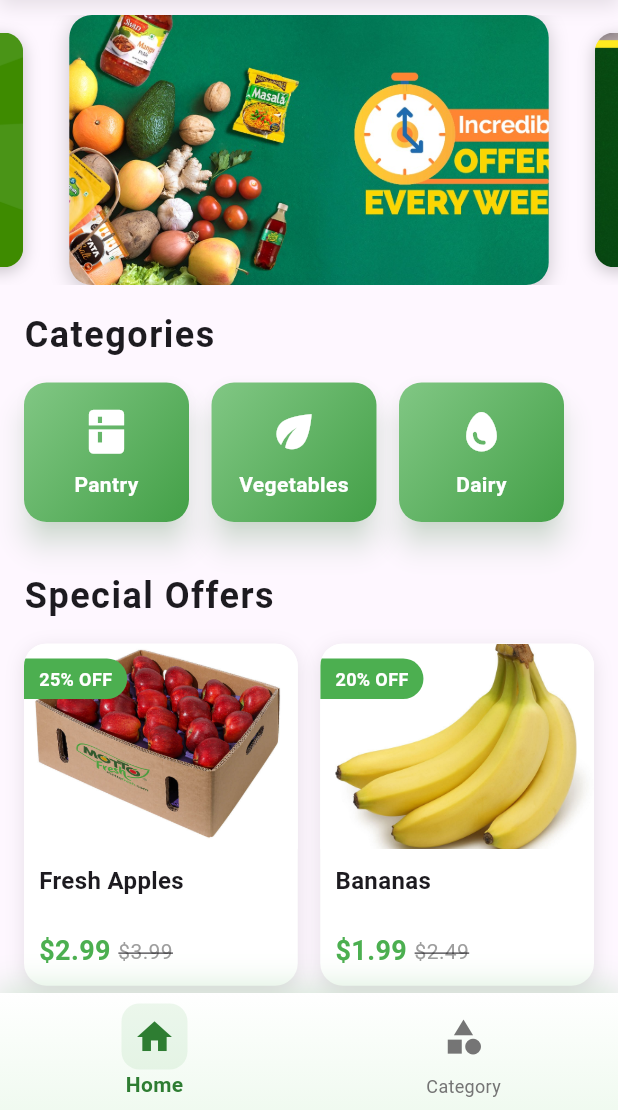
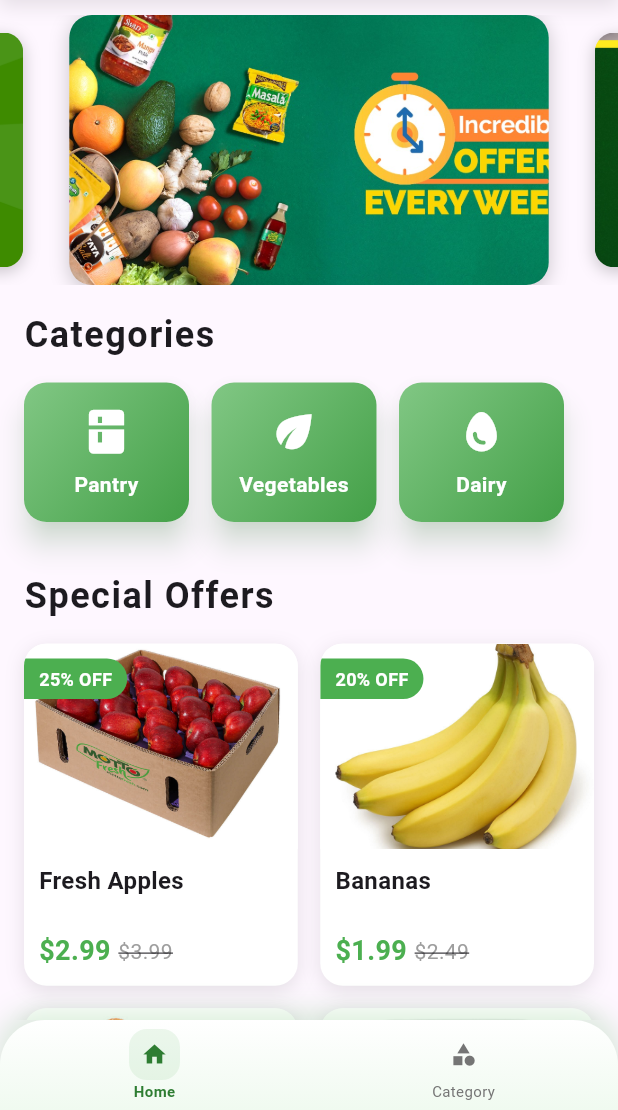
Before and after one commit to Fathir2001/RF-Stores, a Flutter app: the MainHomePage screen opened directly, on a phone screen of 412 x 824 dp, the part 126-1236 px from its top. Run offline on Flutter 3.47's test engine with Material 3 defaults, Android fonts, the phone set to English and light mode, and no system bars; drawn by our look-alikes of carousel_slider, shimmer; our stand-ins replace animate_do, google_fonts.

Commit message:
Refactor BottomNavigationBar for improved aesthetics and responsiveness; adjust item sizes and styles

```diff
--- a/Front - End/lib/Pages/HomePage/MainHomepage.dart
+++ b/Front - End/lib/Pages/HomePage/MainHomepage.dart
@@ -106,11 +106,16 @@ class _MainHomePageState extends State<MainHomePage> {
       bottomNavigationBar: FadeInUp(
         duration: Duration(milliseconds: 500),
         child: Container(
+          height: 60, // Decreased height
           decoration: BoxDecoration(
         gradient: LinearGradient(
           colors: [Colors.white, Color.fromARGB(255, 240, 250, 240)],
           begin: Alignment.topCenter,
           end: Alignment.bottomCenter,
+        ),
+        borderRadius: BorderRadius.only(
+          topLeft: Radius.circular(30),
+          topRight: Radius.circular(30),
         ),
         boxShadow: [
           BoxShadow(
@@ -120,6 +125,11 @@ class _MainHomePageState extends State<MainHomePage> {
             offset: Offset(0, -3),
           ),
         ],
+          ),
+          child: ClipRRect(
+        borderRadius: BorderRadius.only(
+          topLeft: Radius.circular(20),
+          topRight: Radius.circular(20),
         ),
         child: BottomNavigationBar(
           items: <BottomNavigationBarItem>[
@@ -133,7 +143,7 @@ class _MainHomePageState extends State<MainHomePage> {
               : Colors.transparent,
               borderRadius: BorderRadius.circular(12),
             ),
-                  child: Icon(Icons.home, size: 28),
+            child: Icon(Icons.home, size: 18),
           ),
           label: 'Home',
             ),
@@ -147,7 +157,7 @@ class _MainHomePageState extends State<MainHomePage> {
               : Colors.transparent,
               borderRadius: BorderRadius.circular(12),
             ),
-                  child: Icon(Icons.category, size: 28),
+            child: Icon(Icons.category, size: 18),
           ),
           label: 'Category',
             ),
@@ -157,19 +167,20 @@ class _MainHomePageState extends State<MainHomePage> {
           unselectedItemColor: Colors.grey[600],
           selectedLabelStyle: TextStyle(
             fontWeight: FontWeight.bold,
-              fontSize: 14,
+            fontSize: 10,
           ),
           unselectedLabelStyle: TextStyle(
             fontWeight: FontWeight.normal,
-              fontSize: 12,
+            fontSize: 10,
           ),
           backgroundColor: Colors.transparent,
           elevation: 0,
           type: BottomNavigationBarType.fixed,
-            selectedFontSize: 14,
-            unselectedFontSize: 12,
-            iconSize: 28,
+          selectedFontSize: 12,
+          unselectedFontSize: 10,
+          iconSize: 18,
           onTap: _onItemTapped,
+        ),
           ),
         ),
       ),
```
Lines whose indentation alone changed are shown as unchanged.
